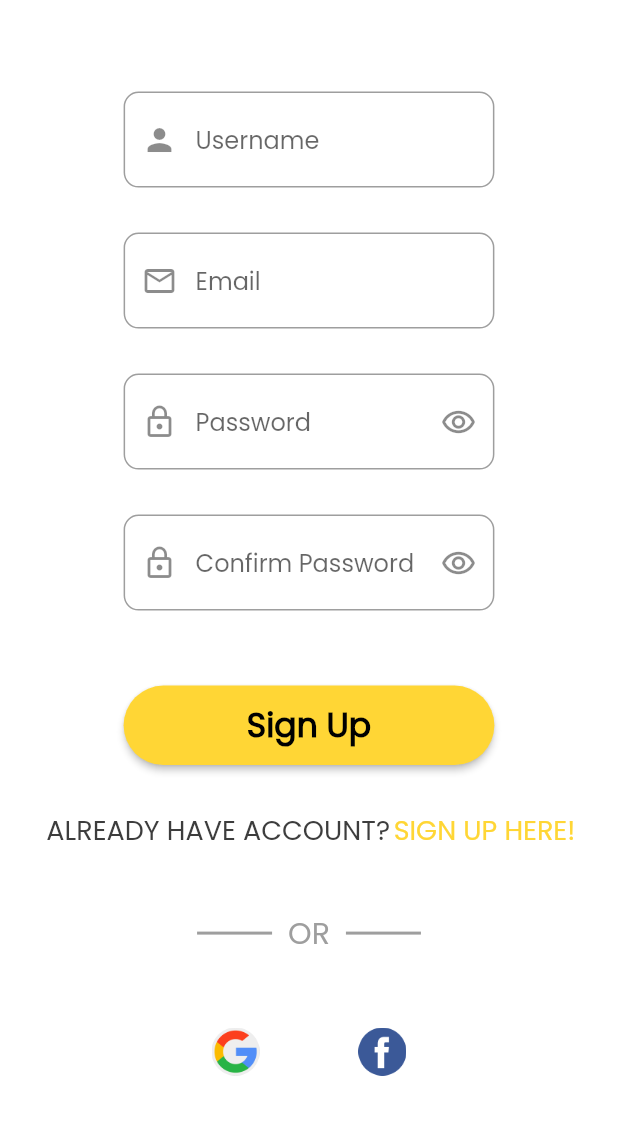
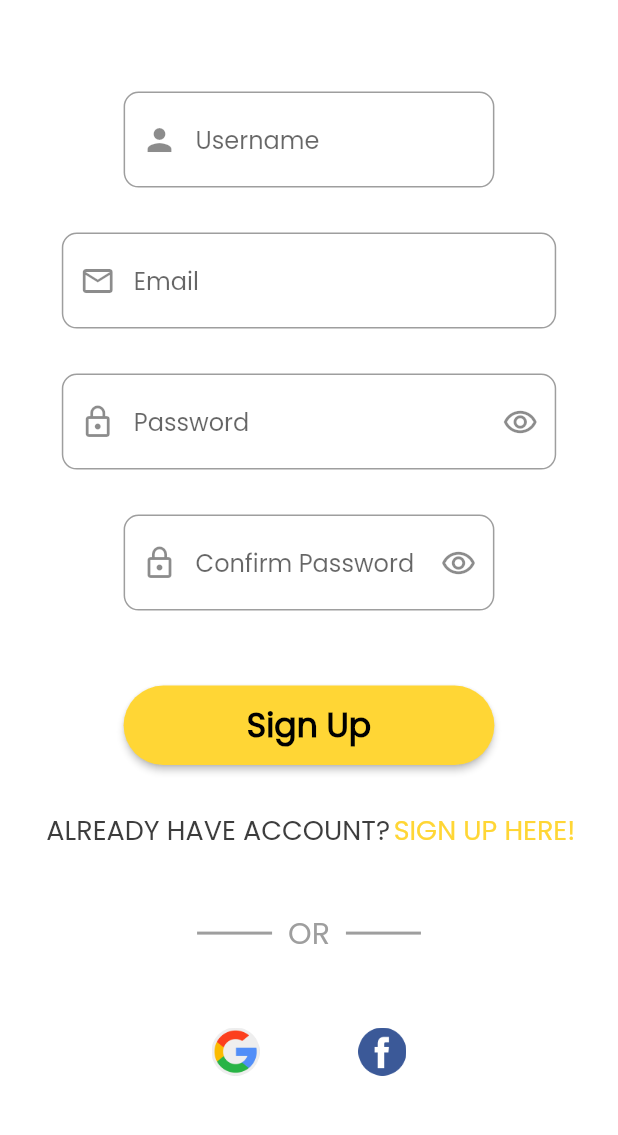
Before and after one commit to Yoga3911/breadify, a Flutter app: the RegisterPage screen opened by its route, scrolled down 445 dp, on a phone screen of 412 x 824 dp, the part 74-1209 px from its top. Run offline on Flutter 3.47's test engine with Material 2 defaults, Android fonts, the phone set to English and light mode, and no system bars; drawn by our look-alikes of auto_size_text; our stand-ins replace cached_network_image, cloud_firestore, firebase_auth, firebase_core, google_sign_in, pull_to_refresh and 2 more; missing offline and left inert: flutter_facebook_auth; accounts and stored records are empty; network calls fail.

Commit message:
perbaikan margin

```diff
--- a/lib/app/views/auth/register.dart
+++ b/lib/app/views/auth/register.dart
@@ -86,9 +86,9 @@ class RegisterPage extends StatelessWidget {
           ),
           Container(
             margin: EdgeInsets.fromLTRB(
-                MediaQuery.of(context).size.height * 0.1,
+                MediaQuery.of(context).size.height * 0.05,
                 30,
-                MediaQuery.of(context).size.height * 0.1,
+                MediaQuery.of(context).size.height * 0.05,
                 0),
             child: TextField(
               decoration: InputDecoration(
@@ -103,9 +103,9 @@ class RegisterPage extends StatelessWidget {
           ),
           Container(
             margin: EdgeInsets.fromLTRB(
-                MediaQuery.of(context).size.height * 0.1,
+                MediaQuery.of(context).size.height * 0.05,
                 30,
-                MediaQuery.of(context).size.height * 0.1,
+                MediaQuery.of(context).size.height * 0.05,
                 0),
             child: TextField(
               obscureText: true,
--- a/lib/app/views/profile/profile.dart
+++ b/lib/app/views/profile/profile.dart
@@ -18,7 +18,7 @@ class ProfilePage extends StatelessWidget {
             children: [
               SizedBox(
                 height: MediaQuery.of(context).size.height*0.1,
-                child: Image(image: AssetImage("assets/images/superman.png"),),
+                child: const Image(image: AssetImage("assets/images/superman.png"),),
               ),
               Column(
                 children: [
```
Also changed, not shown: lib/app/views/auth/login.dart (+4 -4 lines).
